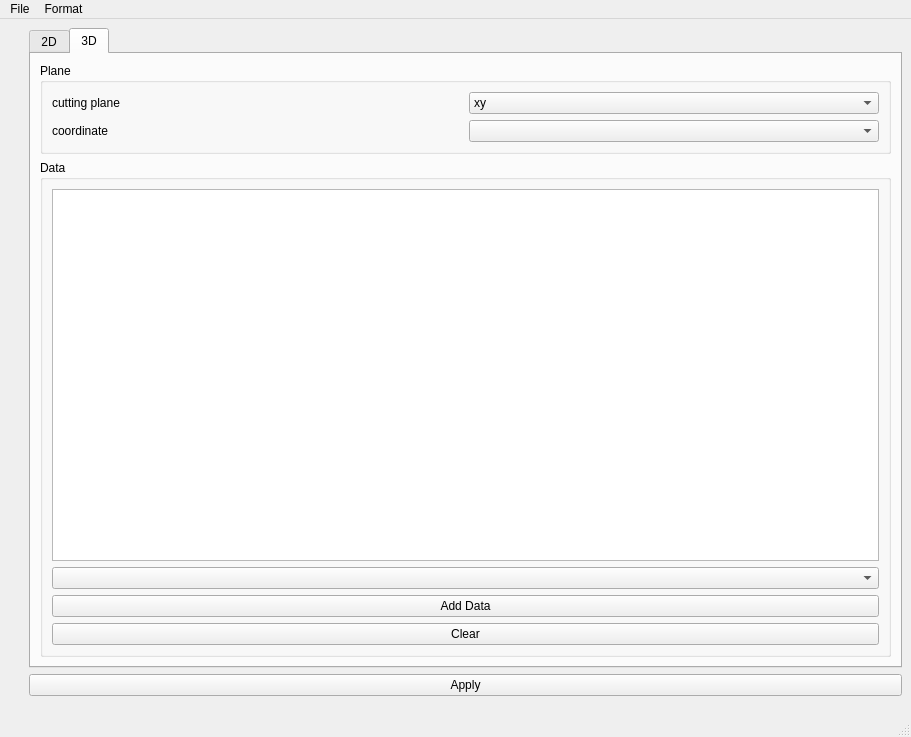
yn4k4nishi/aemwel_viewer, file ui/main_window.ui: the form before one commit.
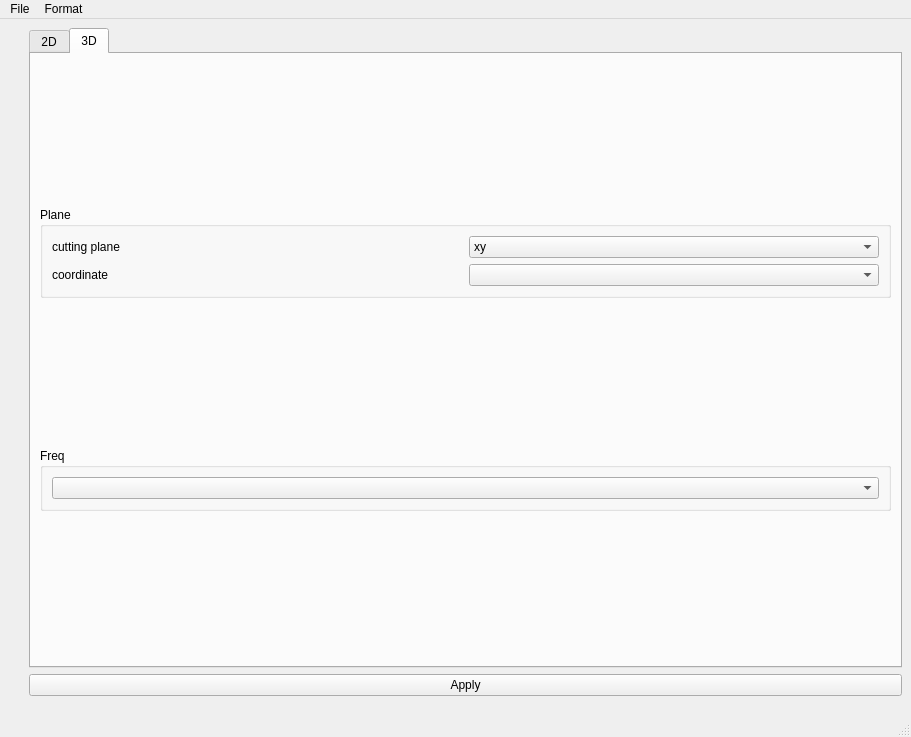
The form after the commit.

```diff
--- a/ui/main_window.ui
+++ b/ui/main_window.ui
@@ -164,29 +164,18 @@
           </item>
           <item>
            <widget class="QGroupBox" name="groupBox_4">
+            <property name="sizePolicy">
+             <sizepolicy hsizetype="Preferred" vsizetype="Maximum">
+              <horstretch>0</horstretch>
+              <verstretch>0</verstretch>
+             </sizepolicy>
+            </property>
             <property name="title">
-             <string>Data</string>
+             <string>Freq</string>
             </property>
             <layout class="QVBoxLayout" name="verticalLayout_7">
              <item>
-              <widget class="QListWidget" name="listWidget"/>
-             </item>
-             <item>
-              <widget class="QComboBox" name="comboBox_Data"/>
-             </item>
-             <item>
-              <widget class="QPushButton" name="pushButton_addData">
-               <property name="text">
-                <string>Add Data</string>
-               </property>
-              </widget>
-             </item>
-             <item>
-              <widget class="QPushButton" name="pushButton_clearData">
-               <property name="text">
-                <string>Clear</string>
-               </property>
-              </widget>
+              <widget class="QComboBox" name="comboBox_freq"/>
              </item>
             </layout>
            </widget>
```
